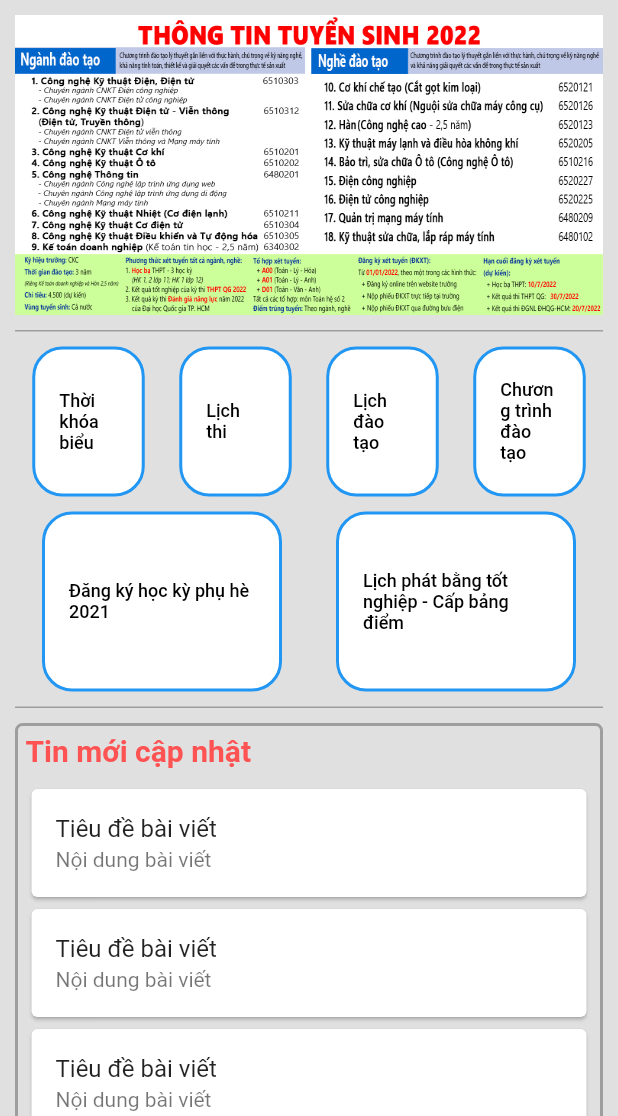
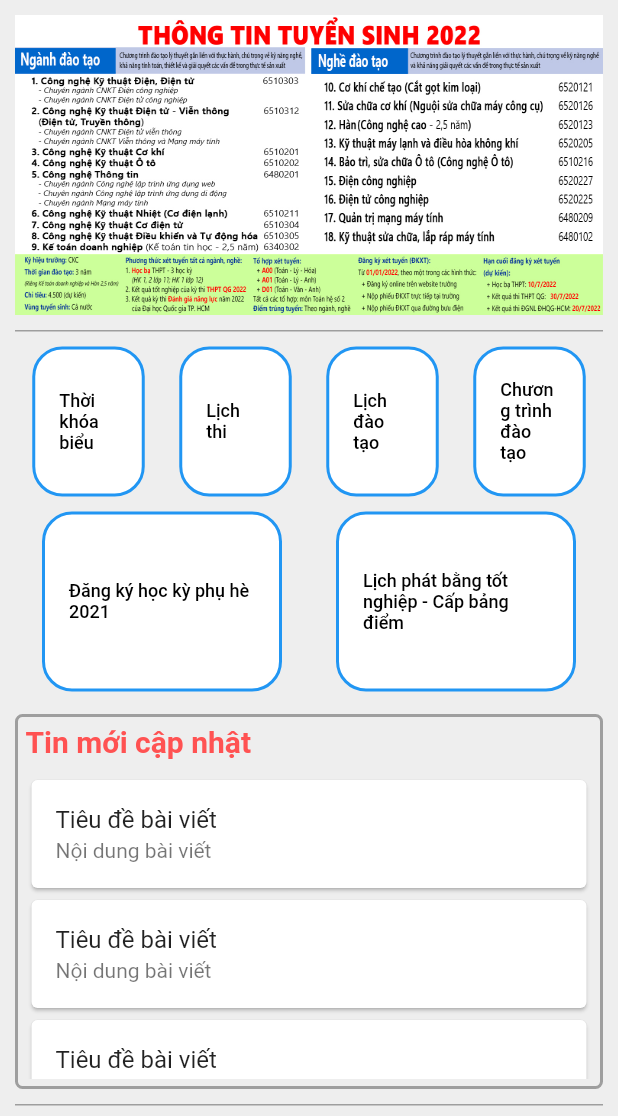
Before and after one commit to TianTruong/0306191282_0306191277, a Flutter app: the PhongDaoTao screen opened directly, on a phone screen of 412 x 824 dp, the part 120-1236 px from its top. Run offline on Flutter 3.47's test engine with Material 2 defaults, Android fonts, the phone set to English and light mode, and no system bars; our stand-ins replace smooth_page_indicator.

Commit message:
Update News_Page

```diff
--- a/src/app_tin_tuc_cao_thang/lib/home/home.dart
+++ b/src/app_tin_tuc_cao_thang/lib/home/home.dart
@@ -11,7 +11,7 @@ import 'package:flutter/material.dart';
 
 class HomePage extends StatelessWidget {
   HomePage({Key? key}) : super(key: key);
-  var screens = const [PhongCTCT_HSSV(), Noti(), Settings()];
+  var screens = const [News(), Noti(), Settings()];
 
   @override
   Widget build(BuildContext context) {
--- a/src/app_tin_tuc_cao_thang/lib/home/phongban/phongCTCT-HSSV.dart
+++ b/src/app_tin_tuc_cao_thang/lib/home/phongban/phongCTCT-HSSV.dart
@@ -1,4 +1,4 @@
-// ignore_for_file: avoid_unnecessary_containers, camel_case_types
+// ignore_for_file: avoid_unnecessary_containers, camel_case_types, prefer_const_constructors, sized_box_for_whitespace
 
 import 'package:flutter/material.dart';
 
@@ -26,7 +26,7 @@ class _PhongCTCT_HSSVState extends State<PhongCTCT_HSSV> {
     }
 
     return Scaffold(
-      backgroundColor: Colors.grey.shade300,
+      backgroundColor: Colors.grey.shade200,
       body: ListView(
         children: [
           Container(
--- a/src/app_tin_tuc_cao_thang/lib/home/phongban/phongdaotao.dart
+++ b/src/app_tin_tuc_cao_thang/lib/home/phongban/phongdaotao.dart
@@ -1,4 +1,4 @@
-// ignore_for_file: avoid_unnecessary_containers
+// ignore_for_file: avoid_unnecessary_containers, deprecated_member_use, prefer_const_constructors, non_constant_identifier_names, sized_box_for_whitespace
 
 import 'package:flutter/material.dart';
 
@@ -25,7 +25,7 @@ class _PhongDaoTaoState extends State<PhongDaoTao> {
     }
 
     return Scaffold(
-      backgroundColor: Colors.grey.shade300,
+      backgroundColor: Colors.grey.shade200,
       body: ListView(
         children: [
           Container(
@@ -61,10 +61,6 @@ class _PhongDaoTaoState extends State<PhongDaoTao> {
             child: Column(
               children: [
                 Container(
-                  // decoration: BoxDecoration(
-                  //   border: Border.all(color: Colors.blue, width: 3),
-                  //   borderRadius: BorderRadius.circular(10),
-                  // ),
                   height: 200,
                   child: Image.asset(
                     'images/TuyenSinh.jpg',
@@ -73,9 +69,9 @@ class _PhongDaoTaoState extends State<PhongDaoTao> {
                   ),
                 ),
                 _buildDR(),
-                BuildButton(),
-                _buildDR(),
-                ListPost(),
+                NutBam(),
+                SizedBox(height: 15),
+                TinMoiCapNhat(),
                 _buildDR(),
                 LienHe()
               ],
@@ -87,10 +83,10 @@ class _PhongDaoTaoState extends State<PhongDaoTao> {
   }
 }
 
-class BuildButton extends StatelessWidget {
-  const BuildButton({Key? key}) : super(key: key);
+class NutBam extends StatelessWidget {
+  const NutBam({Key? key}) : super(key: key);
 
-  _containerBTN(String label) {
+  _NutNho(String label) {
     return Container(
         decoration: BoxDecoration(
           color: Colors.white,
@@ -105,7 +101,7 @@ class BuildButton extends StatelessWidget {
             onPressed: () {}));
   }
 
-  _containerBTN2(String label) {
+  _NutLon(String label) {
     return Container(
         decoration: BoxDecoration(
           color: Colors.white,
@@ -123,27 +119,23 @@ class BuildButton extends StatelessWidget {
   @override
   Widget build(BuildContext context) {
     return Container(
-      // decoration: BoxDecoration(
-      //   border: Border.all(color: Colors.blue, width: 3),
-      //   borderRadius: BorderRadius.circular(10),
-      // ),
       child: Column(
         children: [
           Row(
             mainAxisAlignment: MainAxisAlignment.spaceAround,
             children: [
-              _containerBTN('Thời khóa biểu'),
-              _containerBTN('Lịch thi'),
-              _containerBTN('Lịch đào tạo'),
-              _containerBTN('Chương trình đào tạo'),
+              _NutNho('Thời khóa biểu'),
+              _NutNho('Lịch thi'),
+              _NutNho('Lịch đào tạo'),
+              _NutNho('Chương trình đào tạo'),
             ],
           ),
-          SizedBox(height: 10),
+          const SizedBox(height: 10),
           Row(
             mainAxisAlignment: MainAxisAlignment.spaceAround,
             children: [
-              _containerBTN2('Đăng ký học kỳ phụ hè 2021'),
-              _containerBTN2('Lịch phát bằng tốt nghiệp - Cấp bảng điểm'),
+              _NutLon('Đăng ký học kỳ phụ hè 2021'),
+              _NutLon('Lịch phát bằng tốt nghiệp - Cấp bảng điểm'),
             ],
           ),
         ],
@@ -152,8 +144,8 @@ class BuildButton extends StatelessWidget {
   }
 }
 
-class ListPost extends StatelessWidget {
-  const ListPost({Key? key}) : super(key: key);
+class TinMoiCapNhat extends StatelessWidget {
+  const TinMoiCapNhat({Key? key}) : super(key: key);
 
   @override
   Widget build(BuildContext context) {
@@ -162,7 +154,7 @@ class ListPost extends StatelessWidget {
         border: Border.all(color: Colors.grey, width: 2),
         borderRadius: BorderRadius.circular(5),
       ),
-      height: 300,
+      height: 250,
       child: Padding(
         padding: const EdgeInsets.all(5.0),
         child: Column(
--- a/src/app_tin_tuc_cao_thang/pubspec.yaml
+++ b/src/app_tin_tuc_cao_thang/pubspec.yaml
@@ -41,6 +41,7 @@ dependencies:
   firebase_storage: ^10.2.17
   firebase_core_web: ^1.6.4
   firebase_messaging: ^11.4.1
+  smooth_page_indicator: ^1.0.0+2
 
 dev_dependencies:
   flutter_test:
```
Also changed, not shown: src/app_tin_tuc_cao_thang/lib/home/news.dart (+30 -15 lines), src/app_tin_tuc_cao_thang/lib/home/phongban/phongHCQT.dart (+11 -13 lines), src/app_tin_tuc_cao_thang/pubspec.lock.
